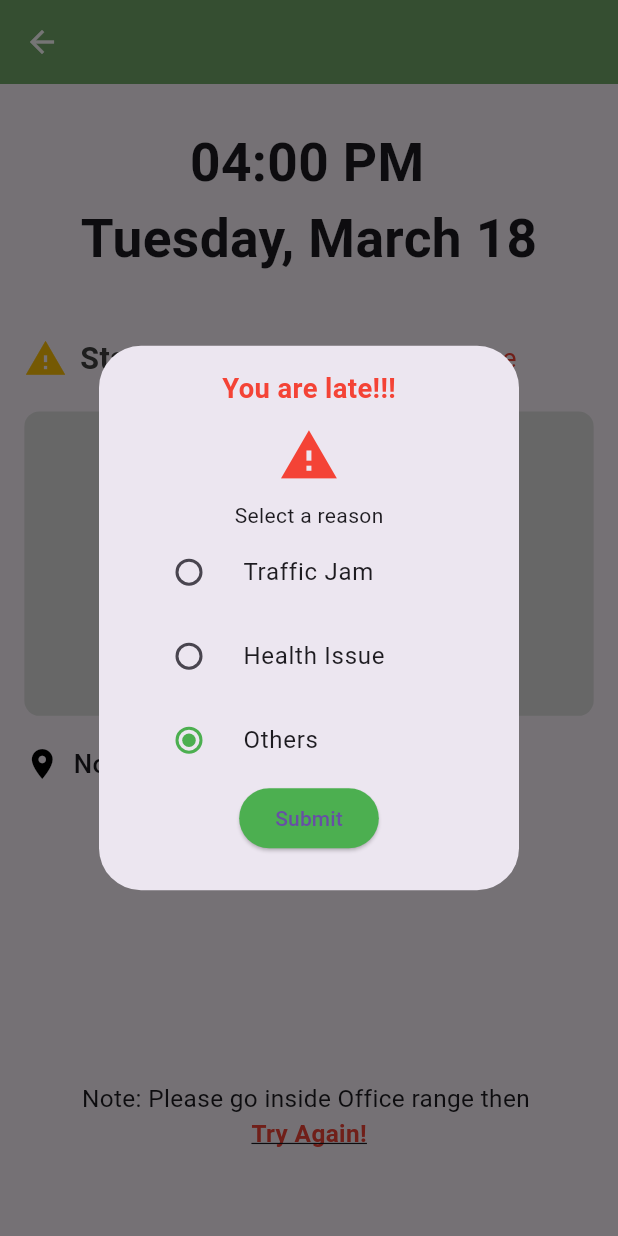
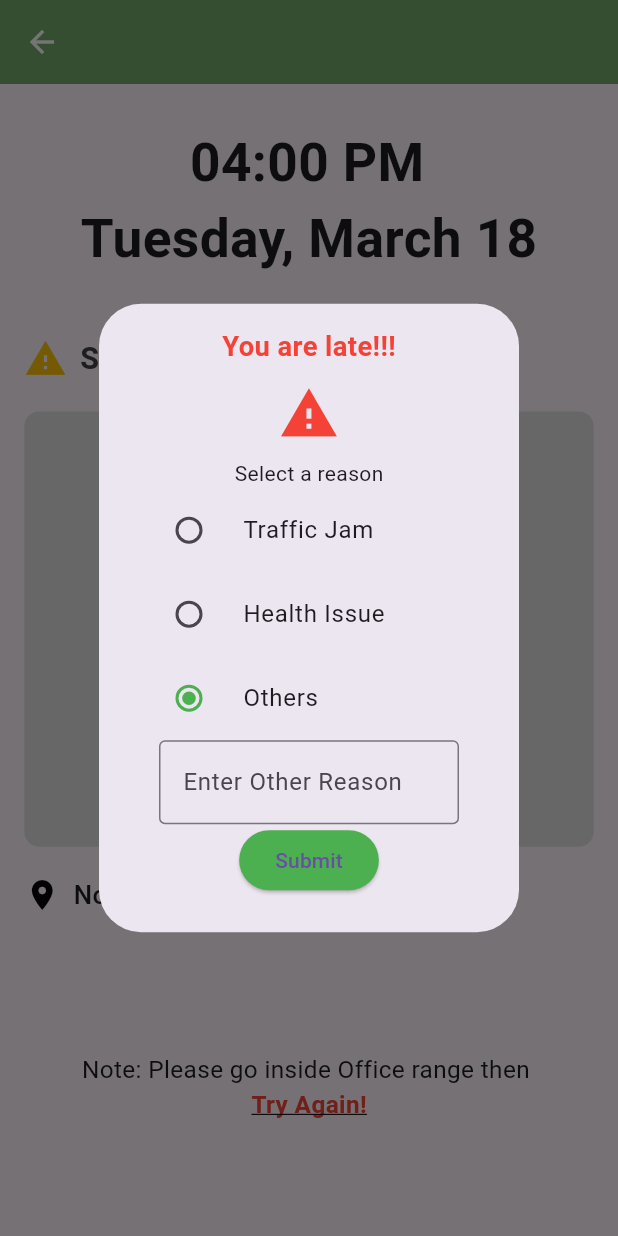
Before and after one commit to Avesh6754/emp_management_project, a Flutter app: the OfficeLocationScreen screen opened by its route, after a tap on "Others", on a phone screen of 412 x 824 dp. Run offline on Flutter 3.47's test engine with Material 3 defaults, Android fonts, the phone set to English and light mode, and no system bars; drawn by our look-alikes of auto_size_text; our stand-ins replace cloud_firestore, firebase_auth, firebase_core, flutter_screenutil, geocoding, geolocator and 3 more; accounts and stored records are empty.

Commit message:
3-18-2025

```diff
--- a/lib/controller/emp_Controller.dart
+++ b/lib/controller/emp_Controller.dart
@@ -24,6 +24,8 @@ class EmpController extends ChangeNotifier {
   bool isCheckedIn = false;
   bool isCheckedOut = false;
   String lastCheckInDate = "";
+  TextEditingController otherReasonController = TextEditingController();
+  bool isOtherSelected = false;
 
   void setCheckInStatus(bool status) {
     isCheckedIn = status;
@@ -58,9 +60,11 @@ class EmpController extends ChangeNotifier {
       print("Error: $e");
     }
   }
-  void reasonMethod(String value)
-  {
-    emp_Reason=value;
+
+
+  void reasonMethod(String value) {
+    emp_Reason = value;
+    isOtherSelected = (value == "Others");
     notifyListeners();
   }
 
--- a/lib/controller/time_controller.dart
+++ b/lib/controller/time_controller.dart
@@ -6,14 +6,15 @@ class DateTimeProvider extends ChangeNotifier {
   String? _formattedTime;
   String? _onlyTime;
 
-  String firstTime ='02:15 PM',lastTime='02:30 PM';
-
+  String firstTime = '09:30 AM', lastTime = '09:45 AM';
+  String checkOutTime = '06:00 PM', checkOutLast = '07:00 PM';
 
   DateTimeProvider() {
     _updateTime();
   }
 
   String? get formattedTime => _formattedTime;
+
   String? get onlyTime => _onlyTime;
 
   void _updateTime() {
@@ -29,9 +30,11 @@ class DateTimeProvider extends ChangeNotifier {
 
   /// Returns time + date (formatted)
   String _getCurrentISTFormatted() {
-    DateTime istTime = DateTime.now().toUtc().add(const Duration(hours: 5, minutes: 30));
+    DateTime istTime =
+        DateTime.now().toUtc().add(const Duration(hours: 5, minutes: 30));
     return DateFormat('        hh:mm a\nEEEE, MMMM d').format(istTime);
   }
+
   bool isTimeBetween(String checkTime, String firstTime, String lastTime) {
     final DateFormat format = DateFormat('hh:mm a');
 
@@ -39,27 +42,56 @@ class DateTimeProvider extends ChangeNotifier {
     DateTime start = format.parse(firstTime);
     DateTime end = format.parse(lastTime);
 
-    return check.isAfter(start) && check.isBefore(end);
+    return (check.isAtSameMomentAs(start) || check.isAfter(start)) && check.isBefore(end);
+  }
+
+  bool isTimeEarly(String checkTime, String firstTime,) {
+    final DateFormat format = DateFormat('hh:mm a');
+
+    DateTime check = format.parse(checkTime);
+    DateTime start = format.parse(firstTime);
+    DateTime end = format.parse(lastTime);
+
+    return check.isBefore(start,);
   }
 
   /// Returns only time (formatted)
   String _getCurrentISTTime() {
-    DateTime istTime = DateTime.now().toUtc().add(const Duration(hours: 5, minutes: 30));
+    DateTime istTime =
+        DateTime.now().toUtc().add(const Duration(hours: 5, minutes: 30));
     return DateFormat('hh:mm a').format(istTime); // Format: 10:30 PM
   }
 
-
-
-  void checkTimeOut()
-  {
+  String checkTimeIn() {
     debugPrint('day Namd :::::$onlyTime');
 
     if (isTimeBetween(onlyTime!, firstTime, lastTime)) {
-      print('Checkout time is within the range.');
+      return 'On Time';
+    } else if (isTimeEarly(onlyTime!, firstTime,)) {
+      return 'Early';
     } else {
-      print('Checkout time is outside the range.');
+      return 'Late';
     }
   }
+  // String checkReason() {
+  //   debugPrint('day Namd :::::$onlyTime');
+  //
+  //   if (isTimeBetween(onlyTime!, firstTime, lastTime)) {
+  //     return 'On Time';
+  //   } else {
+  //     return 'Late';
+  //   }
+  // }
 
+  String checkTimeOut() {
+    debugPrint('day Namd :::::$onlyTime');
 
+    if (isTimeBetween(onlyTime!, checkOutTime, checkOutTime)) {
+      return 'On Time';
+    } else if (isTimeEarly(onlyTime!, checkOutTime,)) {
+      return 'Early';
+    } else {
+      return 'Late';
+    }
+  }
 }
--- a/lib/modal/collection_of_attendance.dart
+++ b/lib/modal/collection_of_attendance.dart
@@ -20,6 +20,7 @@ class CollectionOfAttendanceModel {
       checkOut,
       date,
       attendanceTime,
+      attendenceCheckouTime,
       reason,
       attendanceStatus;
   bool isCheckIn;
@@ -27,6 +28,7 @@ class CollectionOfAttendanceModel {
 
   CollectionOfAttendanceModel({
     required this.email,
+    required this.attendenceCheckouTime,
     required this.isCheckIn,
     required this.isCheckOut,
     required this.checkOut,
@@ -39,9 +41,10 @@ class CollectionOfAttendanceModel {
 
   factory CollectionOfAttendanceModel.fromMap(Map m1) =>
       CollectionOfAttendanceModel(
+        attendenceCheckouTime: m1['attendenceCheckouTime'],
         email: m1['email'],
-        isCheckIn: m1['isCheckIn']?? false,
-        isCheckOut: m1['isCheckOut']?? false,
+        isCheckIn: m1['isCheckIn'] ?? false,
+        isCheckOut: m1['isCheckOut'] ?? false,
         checkOut: m1['checkOut'],
         checkIn: m1['checkIn'],
         date: m1['date'],
@@ -54,9 +57,9 @@ class CollectionOfAttendanceModel {
     return {
       'email': model.email,
       'date': model.date,
-      'isCheckIn':model.isCheckIn,
-      'isCheckOut':model.isCheckOut,
-
+      'isCheckIn': model.isCheckIn,
+      'isCheckOut': model.isCheckOut,
+      'attendenceCheckouTime': model.attendenceCheckouTime,
       'checkIn': model.checkIn,
       'checkOut': model.checkOut,
       'attendanceTime': model.attendanceTime,
--- a/lib/services/collection_of_attendance.dart
+++ b/lib/services/collection_of_attendance.dart
@@ -61,14 +61,15 @@ class CollectionOfAttendance {
   }
 
   Future<void> updateCollectionEmployee(
-      CollectionOfAttendanceModel employee, String day) async {
+      CollectionOfAttendanceModel employee, String day,String checkoutStatus) async {
     _fireStore
         .collection("employee")
         .doc("attendance")
         .collection(day)
         .doc(employee.email)
         .update(
-      {'checkOut': employee.checkOut,'isCheckOut':employee.isCheckOut},
+      {'checkOut': employee.checkOut,'isCheckOut':employee.isCheckOut,'attendenceCheckouTime':employee.attendenceCheckouTime},
+
     );
 
   }
--- a/lib/views/component/location_udf.dart
+++ b/lib/views/component/location_udf.dart
@@ -1,4 +1,5 @@
 import 'package:auto_size_text/auto_size_text.dart';
+import 'package:emp_management/controller/time_controller.dart';
 import 'package:emp_management/utils/global.dart';
 import 'package:emp_management/views/component/app_bar_udf.dart';
 import 'package:emp_management/views/component/static_date_time.dart';
@@ -18,8 +19,6 @@ class OfficeLocationScreen extends StatefulWidget {
 }
 
 class _OfficeLocationScreenState extends State<OfficeLocationScreen> {
-  String? selectedReason;
-  bool checkOut = false;
 
   @override
   void initState() {
@@ -27,8 +26,9 @@ class _OfficeLocationScreenState extends State<OfficeLocationScreen> {
 
     /// Check the time when the screen loads
     Future.delayed(Duration.zero, () {
-
-      ((context.watch<EmpController>().emp_Reason==null))?_checkAndShowDialog():null;
+      if (context.read<DateTimeProvider>().checkTimeIn() == "Late" && context.read<EmpController>().emp_Reason==null) {
+        _checkAndShowDialog();
+      }
     });
   }
 
@@ -47,6 +47,7 @@ class _OfficeLocationScreenState extends State<OfficeLocationScreen> {
     var empProviderFalse = Provider.of<EmpController>(context, listen: false);
 
     return Scaffold(
+      resizeToAvoidBottomInset: true,
       appBar: AppBar(
         backgroundColor: greenColor,
         leading: IconButton(
@@ -66,21 +67,22 @@ class _OfficeLocationScreenState extends State<OfficeLocationScreen> {
             SizedBox(height: 20.h),
 
             /// Status Message Based on Address
-            Row(
+            Flexible(
+              child: Row(
                 children: [
                   Icon(
                     ((empProviderTrue.empAddress !=
                             "police station, Surat, Gujarat, India"))
                         ? Icons.warning
                         : ((empProviderTrue.empAddress !=
-                              "Uma plaza Star Circle, Surat, Gujarat, India"))
+                                "Uma plaza Star Circle, Karadva, Gujarat, India"))
                             ? Icons.check_circle
                             : Icons.warning,
                     color: ((empProviderTrue.empAddress !=
                             "police station, Surat, Gujarat, India"))
                         ? Colors.amber
                         : ((empProviderTrue.empAddress !=
-                              "Uma plaza Star Circle, Surat, Gujarat, India"))
+                                "Uma plaza Star Circle, Karadva, Gujarat, India"))
                             ? Colors.green
                             : Colors.amber,
                     size: 28.sp,
@@ -98,12 +100,13 @@ class _OfficeLocationScreenState extends State<OfficeLocationScreen> {
                       ),
                     ),
                   ),
-                AutoSizeText(
+                  Expanded(
+                    child: AutoSizeText(
                       ((empProviderTrue.empAddress !=
                               "police station, Surat, Gujarat, India"))
                           ? 'You are not in office range'
                           : ((empProviderTrue.empAddress !=
-                              "Uma plaza Star Circle, Surat, Gujarat, India"))
+                                  "Uma plaza Star Circle, Karadva, Gujarat, India"))
                               ? 'Now you are at NBR'
                               : "You are not in office range",
                       minFontSize: 18,
@@ -115,19 +118,23 @@ class _OfficeLocationScreenState extends State<OfficeLocationScreen> {
                                   "police station, Surat, Gujarat, India"))
                               ? Colors.red
                               : ((empProviderTrue.empAddress !=
-                                  "Uma plaza Star Circle, Surat, Gujarat, India"))
+                                      "Uma plaza Star Circle, Karadva, Gujarat, India"))
                                   ? Colors.black
                                   : Colors.red,
                         ),
                       ),
                     ),
+                  ),
                 ],
+              ),
             ),
 
             SizedBox(height: 20.h),
 
             /// Map Placeholder
-            Container(
+            Expanded(
+              flex:6,
+              child: Container(
                 height: 200.h,
                 width: double.infinity,
                 decoration: BoxDecoration(
@@ -138,11 +145,13 @@ class _OfficeLocationScreenState extends State<OfficeLocationScreen> {
                   color: Colors.grey[300],
                 ),
               ),
+            ),
 
             SizedBox(height: 20.h),
 
             /// Display Current Address
-            Row(
+            Expanded(
+              child: Row(
                 crossAxisAlignment: CrossAxisAlignment.start,
                 children: [
                   Icon(Icons.location_on, color: Colors.black),
@@ -157,6 +166,7 @@ class _OfficeLocationScreenState extends State<OfficeLocationScreen> {
                     ),
                   ),
                 ],
+              ),
             ),
 
             /// Late Arrival Alert Dialog
@@ -198,7 +208,7 @@ class _OfficeLocationScreenState extends State<OfficeLocationScreen> {
                     ],
                   )
                 : ((empProviderTrue.empAddress !=
-                        "Uma plaza Star Circle, Surat, Gujarat, India"))
+                        "Uma plaza Star Circle, Karadva, Gujarat, India"))
                     ? Row(
                         mainAxisAlignment: MainAxisAlignment.spaceAround,
                         children: [
@@ -331,7 +341,8 @@ class _OfficeLocationScreenState extends State<OfficeLocationScreen> {
       context: context,
       builder: (context) {
         return AlertDialog(
-          content: Column(
+          content: SingleChildScrollView(
+            child: Column(
               mainAxisSize: MainAxisSize.min,
               children: [
                 Text(
@@ -373,25 +384,42 @@ class _OfficeLocationScreenState extends State<OfficeLocationScreen> {
                   activeColor: Colors.green,
                   onChanged: (value) {
                     context.read<EmpController>().reasonMethod(value!);
+
                   },
+                ),
+                if (context.watch<EmpController>().isOtherSelected)
+                  Padding(
+                    padding: const EdgeInsets.symmetric(horizontal: 16.0),
+                    child: TextField(
+                      controller: context.watch<EmpController>().otherReasonController,
+                      decoration: InputDecoration(
+                        labelText: "Enter Other Reason",
+                        border: OutlineInputBorder(),
+                      ),
+                    ),
                   ),
                 ElevatedButton(
                   style: ElevatedButton.styleFrom(backgroundColor: Colors.green),
                   onPressed: () async {
                     // Debugging: Print current values
-                  print("Selected Reason: ${context.read<EmpController>().emp_Reason}");
-                  print("User Email: ${context.read<EmpController>().user?.email}");
+                    print(
+                        "Selected Reason: ${context.read<EmpController>().emp_Reason}");
+                    print(
+                        "User Email: ${context.read<EmpController>().user?.email}");
 
                     if (context.read<EmpController>().emp_Reason == null ||
                         context.read<EmpController>().user?.email == null) {
                       ScaffoldMessenger.of(context).showSnackBar(
-                      SnackBar(content: Text("Please select a reason before submitting!")),
+                        SnackBar(
+                            content: Text(
+                                "Please select a reason before submitting!")),
                       );
                       return;
                     }
 
                     try {
-                    await CollectionOfAttendance.collectionAttendance.updateCollectionEmployeeReason(
+                      await CollectionOfAttendance.collectionAttendance
+                          .updateCollectionEmployeeReason(
                         context.read<EmpController>().emp_Reason!,
                         context.read<EmpController>().user!.email!,
                         DateTime.now().day.toString(),
@@ -402,14 +430,15 @@ class _OfficeLocationScreenState extends State<OfficeLocationScreen> {
                     } catch (e) {
                       print("Error updating reason: $e");
                       ScaffoldMessenger.of(context).showSnackBar(
-                      SnackBar(content: Text("Failed to update reason. Try again!")),
+                        SnackBar(
+                            content: Text("Failed to update reason. Try again!")),
                       );
                     }
                   },
-
                   child: Text("Submit"),
                 ),
               ],
+            ),
           ),
         );
       },
```
Also changed, not shown: lib/views/home_page.dart (+10 -7 lines), lib/views/select_employee_and_supervisor.dart (+5 -2 lines). Lines whose indentation alone changed are shown as unchanged.
